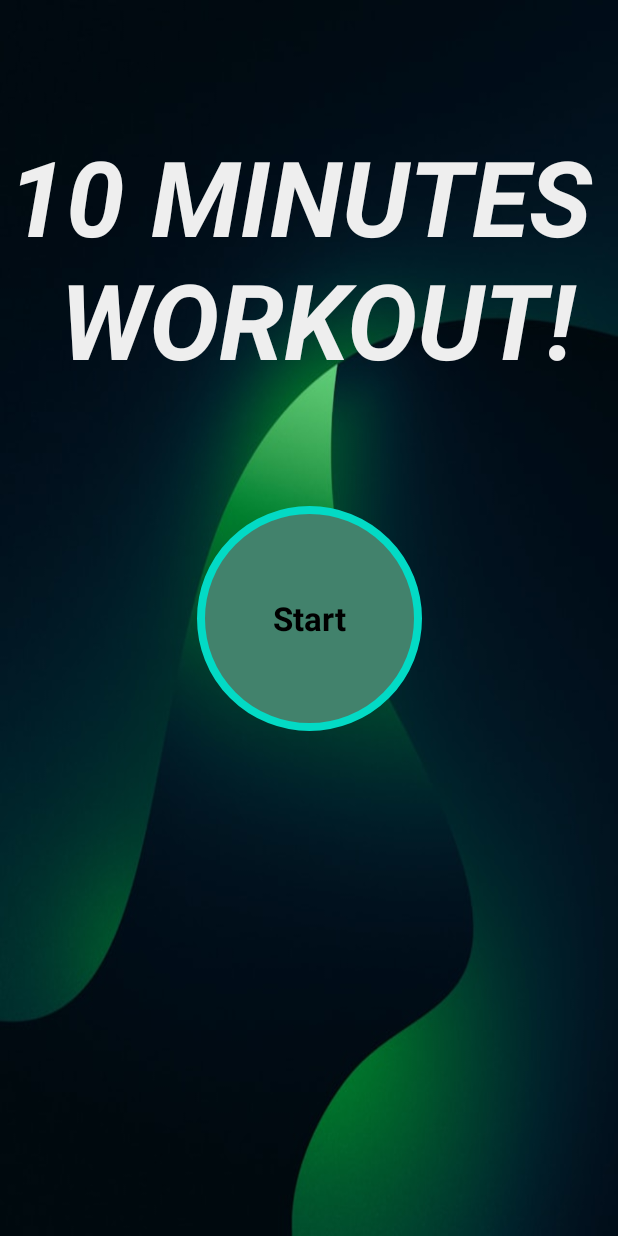
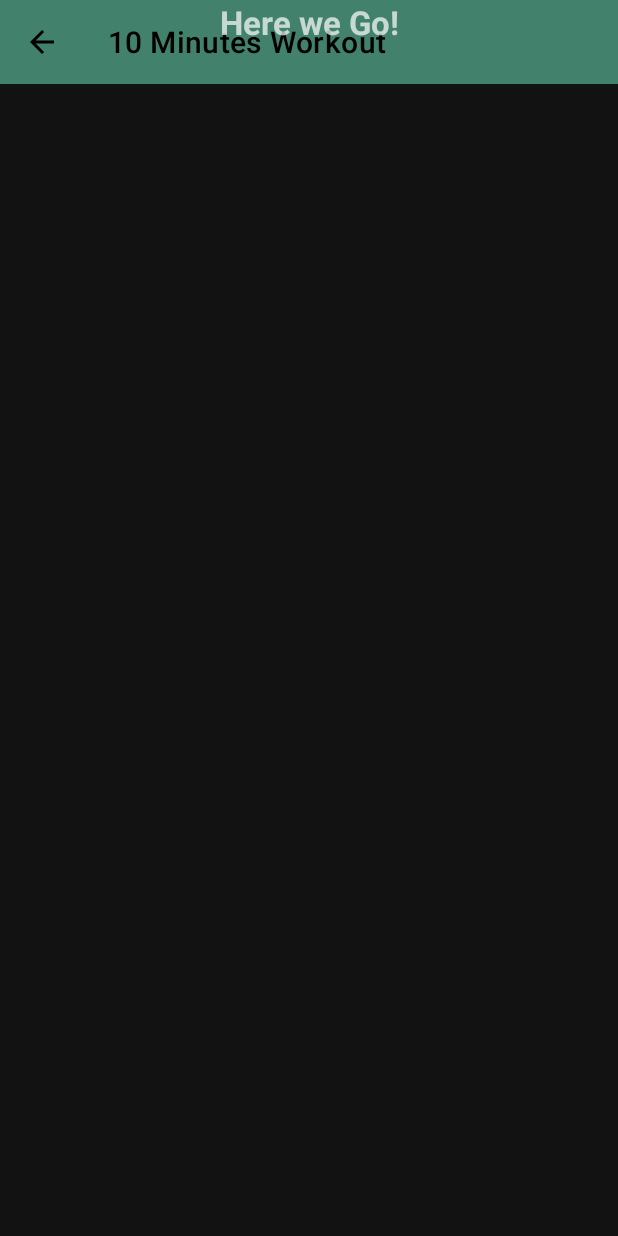
Before and after one commit to Rizeq-D/10MinutesWorkout, an Android app built with Jetpack Compose: the screen it shows after launch (MainActivity before the commit, ExercisesActivity after it), after a tap on "Start", on a phone screen of 412 x 824 dp. Run offline under Robolectric (Android 15) with nearby library versions, the phone set to English and light mode, and no system bars.

Commit message:
edited the app and cleaned

```diff
--- a/app/build.gradle.kts
+++ b/app/build.gradle.kts
@@ -53,6 +53,7 @@ android {
 dependencies {
 
     implementation (libs.androidx.constraintlayout)
+    implementation (libs.androidx.appcompat.v161)
 
     implementation(libs.androidx.core.ktx)
     implementation(libs.androidx.lifecycle.runtime.ktx)
--- a/app/src/main/AndroidManifest.xml
+++ b/app/src/main/AndroidManifest.xml
@@ -14,7 +14,8 @@
         tools:targetApi="31">
         <activity
             android:name=".ExercisesActivity"
-            android:exported="false" />
+            android:theme="@style/Theme.MaterialComponents.NoActionBar"
+            android:exported="true" />
         <activity
             android:name=".MainActivity"
             android:exported="true"
--- a/app/src/main/java/com/example/a10minutesworkout/ExercisesActivity.kt
+++ b/app/src/main/java/com/example/a10minutesworkout/ExercisesActivity.kt
@@ -1,10 +1,7 @@
 package com.example.a10minutesworkout
 
 import android.os.Bundle
-import androidx.activity.enableEdgeToEdge
 import androidx.appcompat.app.AppCompatActivity
-import androidx.core.view.ViewCompat
-import androidx.core.view.WindowInsetsCompat
 import com.example.a10minutesworkout.databinding.ActivityExercisesBinding
 
 class ExercisesActivity : AppCompatActivity() {
@@ -13,15 +10,18 @@ class ExercisesActivity : AppCompatActivity() {
 
     override fun onCreate(savedInstanceState: Bundle?) {
         super.onCreate(savedInstanceState)
-        enableEdgeToEdge()
 
         binding = ActivityExercisesBinding.inflate(layoutInflater)
         setContentView(binding?.root)
 
-        ViewCompat.setOnApplyWindowInsetsListener(findViewById(R.id.main)) { v, insets ->
-            val systemBars = insets.getInsets(WindowInsetsCompat.Type.systemBars())
-            v.setPadding(systemBars.left, systemBars.top, systemBars.right, systemBars.bottom)
-            insets
+       setSupportActionBar(binding?.toolbarExercise)
+
+        if (supportActionBar != null) {
+            supportActionBar?.setDisplayHomeAsUpEnabled(true)
+        }
+
+        binding?.toolbarExercise?.setNavigationOnClickListener{
+            onBackPressedDispatcher.onBackPressed()
         }
     }
 }
--- a/app/src/main/java/com/example/a10minutesworkout/MainActivity.kt
+++ b/app/src/main/java/com/example/a10minutesworkout/MainActivity.kt
@@ -1,5 +1,6 @@
 package com.example.a10minutesworkout
 
+import android.content.Intent
 import android.os.Bundle
 import android.widget.Toast
 import androidx.activity.ComponentActivity
@@ -16,6 +17,8 @@ class MainActivity : ComponentActivity() {
         setContentView(binding?.root)
 
         binding?.flStart?.setOnClickListener{
+            val intent = Intent(this@MainActivity, ExercisesActivity::class.java)
+            startActivity(intent)
             Toast.makeText(this@MainActivity,
                 "Here we will start the exercises.", Toast.LENGTH_LONG).show()
 
--- a/app/src/main/res/layout/activity_exercises.xml
+++ b/app/src/main/res/layout/activity_exercises.xml
@@ -2,9 +2,27 @@
 <androidx.constraintlayout.widget.ConstraintLayout xmlns:android="http://schemas.android.com/apk/res/android"
     xmlns:app="http://schemas.android.com/apk/res-auto"
     xmlns:tools="http://schemas.android.com/tools"
-    android:id="@+id/main"
     android:layout_width="match_parent"
     android:layout_height="match_parent"
     tools:context=".ExercisesActivity">
 
+    <androidx.appcompat.widget.Toolbar
+        android:id="@+id/toolbarExercise"
+        app:layout_constraintTop_toTopOf="parent"
+        android:layout_width="match_parent"
+        android:layout_height="?android:attr/actionBarSize"
+        android:theme="@style/ToolbarTheme"
+        android:background="@color/Grass"
+        app:titleTextColor="@color/Black"/>
+
+    <TextView
+        android:id="@+id/tvTitle"
+        android:layout_width="wrap_content"
+        android:layout_height="wrap_content"
+        android:text="Here we Go!"
+        android:textSize="@dimen/default_button_text_size"
+        android:textStyle="bold"
+        app:layout_constraintEnd_toEndOf="parent"
+        app:layout_constraintStart_toStartOf="parent"/>
+
 </androidx.constraintlayout.widget.ConstraintLayout>
--- a/app/src/main/res/layout/activity_main.xml
+++ b/app/src/main/res/layout/activity_main.xml
@@ -9,7 +9,7 @@
     android:background="@drawable/main_screen_background">
 
     <TextView
-        android:id="@+id/myImageView"
+        android:id="@+id/tvMainPage"
         android:layout_width="match_parent"
         android:layout_height="wrap_content"
         android:contentDescription="@string/start_image"
@@ -18,8 +18,7 @@
         android:textSize="70sp"
         android:textStyle="italic|bold"
         app:layout_constraintTop_toTopOf="parent"
-        app:layout_constraintBottom_toTopOf="@+id/flStart"
-        android:shadowColor="@color/Black"/>
+        app:layout_constraintBottom_toTopOf="@+id/flStart"/>
 
     <FrameLayout
         android:id="@+id/flStart"
--- a/app/src/main/res/values/themes.xml
+++ b/app/src/main/res/values/themes.xml
@@ -5,4 +5,10 @@
         <item name="android:windowFullscreen">true</item>
     </style>
 
+    <style name="ToolbarTheme" parent="@style/ThemeOverlay.MaterialComponents.ActionBar">
+
+        <item name="colorControlNormal">@color/Black</item>
+
+    </style>
+
 </resources>
--- a/gradle/libs.versions.toml
+++ b/gradle/libs.versions.toml
@@ -1,5 +1,6 @@
 [versions]
 agp = "8.5.0"
+appcompatVersion = "1.6.1"
 constraintlayout = "2.1.4"
 kotlin = "1.9.0"
 coreKtx = "1.13.1"
@@ -14,6 +15,7 @@ material = "1.12.0"
 activity = "1.9.1"
 
 [libraries]
+androidx-appcompat-v161 = { module = "androidx.appcompat:appcompat", version.ref = "appcompatVersion" }
 androidx-constraintlayout = { module = "androidx.constraintlayout:constraintlayout", version.ref = "constraintlayout" }
 androidx-core-ktx = { group = "androidx.core", name = "core-ktx", version.ref = "coreKtx" }
 junit = { group = "junit", name = "junit", version.ref = "junit" }
```
